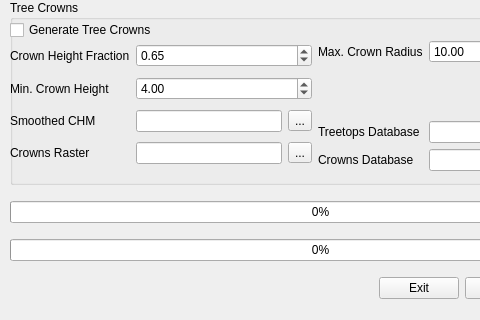
Before: the Qt Designer form src/apps/treetops.ui in zxgdll/geotools, drawn with Qt 5; both pictures show x 0 to 480 and y 307 to 627 of the 641 by 627 pixel window.
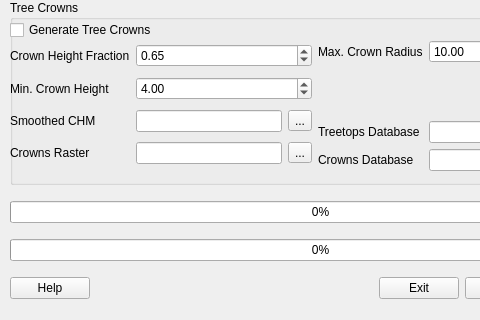
After: the same form once the commit is applied.

Commit message: Beginning to play with qt help.

Patch:
```diff
--- a/src/apps/treetops.ui
+++ b/src/apps/treetops.ui
@@ -501,6 +501,13 @@
     </item>
     <item>
      <layout class="QHBoxLayout" name="horizontalLayout_3">
+      <item>
+       <widget class="QPushButton" name="btnHelp">
+        <property name="text">
+         <string>Help</string>
+        </property>
+       </widget>
+      </item>
       <item>
        <spacer name="horizontalSpacer">
         <property name="orientation">
```
The commit also changes 10 other files.
